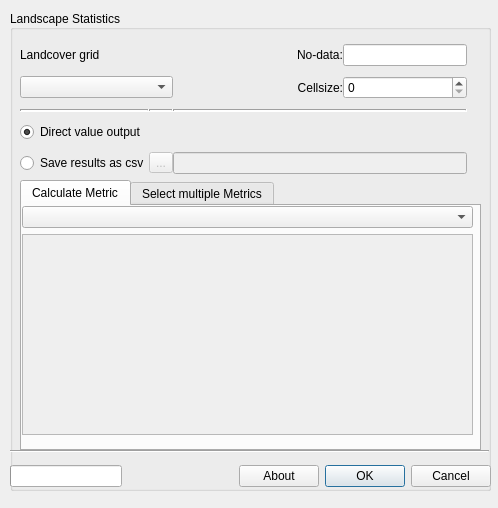
Above: ui/dlg_landscapestatistics.ui from Martin-Jung/LecoS before the change. Below: the same form after it.
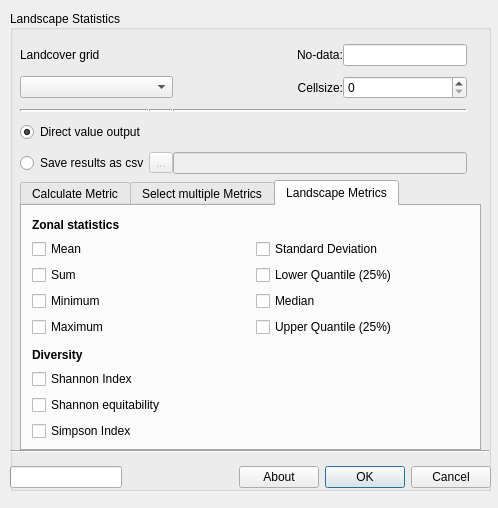
That is the form after the change. The open tabs and pages were chosen to show the change. Icons and pictures are not drawn.

What changed in the file:
```diff
--- a/ui/dlg_landscapestatistics.ui
+++ b/ui/dlg_landscapestatistics.ui
@@ -536,6 +536,138 @@
          </property>
         </widget>
        </widget>
+       <widget class="QWidget" name="landMet">
+        <attribute name="title">
+         <string>Landscape Metrics</string>
+        </attribute>
+        <widget class="QWidget" name="gridLayoutWidget_3">
+         <property name="geometry">
+          <rect>
+           <x>10</x>
+           <y>10</y>
+           <width>441</width>
+           <height>121</height>
+          </rect>
+         </property>
+         <layout class="QGridLayout" name="LandscapeBox">
+          <item row="4" column="0">
+           <widget class="QCheckBox" name="ch_LC4">
+            <property name="text">
+             <string>Maximum</string>
+            </property>
+           </widget>
+          </item>
+          <item row="1" column="0">
+           <widget class="QCheckBox" name="ch_LC1">
+            <property name="text">
+             <string>Mean</string>
+            </property>
+           </widget>
+          </item>
+          <item row="2" column="0">
+           <widget class="QCheckBox" name="ch_LC2">
+            <property name="text">
+             <string>Sum</string>
+            </property>
+           </widget>
+          </item>
+          <item row="3" column="0">
+           <widget class="QCheckBox" name="ch_LC3">
+            <property name="text">
+             <string>Minimum</string>
+            </property>
+           </widget>
+          </item>
+          <item row="1" column="1">
+           <widget class="QCheckBox" name="ch_LC5">
+            <property name="text">
+             <string>Standard Deviation</string>
+            </property>
+           </widget>
+          </item>
+          <item row="3" column="1">
+           <widget class="QCheckBox" name="ch_LC7">
+            <property name="text">
+             <string>Median</string>
+            </property>
+           </widget>
+          </item>
+          <item row="2" column="1">
+           <widget class="QCheckBox" name="ch_LC6">
+            <property name="text">
+             <string>Lower Quantile (25%)</string>
+            </property>
+           </widget>
+          </item>
+          <item row="4" column="1">
+           <widget class="QCheckBox" name="ch_LC8">
+            <property name="text">
+             <string>Upper Quantile (25%)</string>
+            </property>
+           </widget>
+          </item>
+          <item row="0" column="0">
+           <widget class="QLabel" name="label_6">
+            <property name="font">
+             <font>
+              <weight>75</weight>
+              <bold>true</bold>
+             </font>
+            </property>
+            <property name="text">
+             <string>Zonal statistics</string>
+            </property>
+           </widget>
+          </item>
+         </layout>
+        </widget>
+        <widget class="QWidget" name="verticalLayoutWidget_3">
+         <property name="geometry">
+          <rect>
+           <x>10</x>
+           <y>140</y>
+           <width>163</width>
+           <height>95</height>
+          </rect>
+         </property>
+         <layout class="QVBoxLayout" name="verticalLayout_3">
+          <item>
+           <widget class="QLabel" name="label_7">
+            <property name="font">
+             <font>
+              <weight>75</weight>
+              <bold>true</bold>
+             </font>
+            </property>
+            <property name="text">
+             <string>Diversity</string>
+            </property>
+           </widget>
+          </item>
+          <item>
+           <widget class="QCheckBox" name="ch_div1">
+            <property name="text">
+             <string>Shannon Index</string>
+            </property>
+           </widget>
+          </item>
+          <item>
+           <widget class="QCheckBox" name="ch_div2">
+            <property name="text">
+             <string>Shannon equitability</string>
+            </property>
+           </widget>
+          </item>
+          <item>
+           <widget class="QCheckBox" name="ch_div3">
+            <property name="text">
+             <string>Simpson Index</string>
+            </property>
+           </widget>
+          </item>
+         </layout>
+        </widget>
+       </widget>
       </widget>
       <widget class="Line" name="line">
        <property name="geometry">
@@ -560,7 +692,7 @@
      <x>10</x>
      <y>460</y>
      <width>481</width>
-     <height>33</height>
+     <height>34</height>
     </rect>
    </property>
    <layout class="QHBoxLayout" name="horizontalLayout">
@@ -601,6 +733,16 @@
       <property name="text">
        <string>About</string>
       </property>
+      <property name="icon">
+       <iconset resource="resources.qrc">
+        <normaloff>:/Icons/icons/about.png</normaloff>:/Icons/icons/about.png</iconset>
+      </property>
+      <property name="iconSize">
+       <size>
+        <width>12</width>
+        <height>12</height>
+       </size>
+      </property>
      </widget>
     </item>
     <item>
```
Left out of the diff: 2 changed lines with no effect on the pictures.
